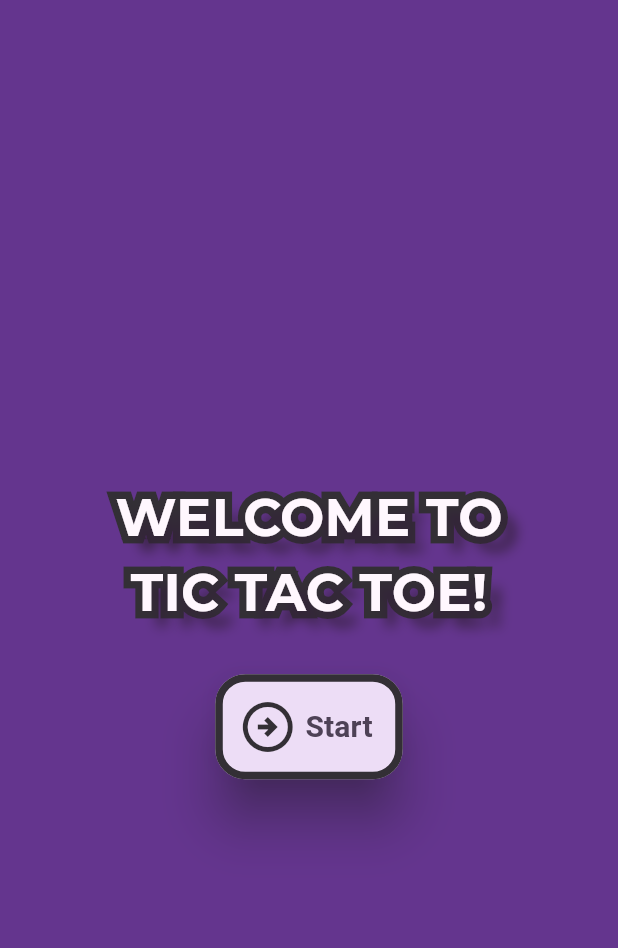
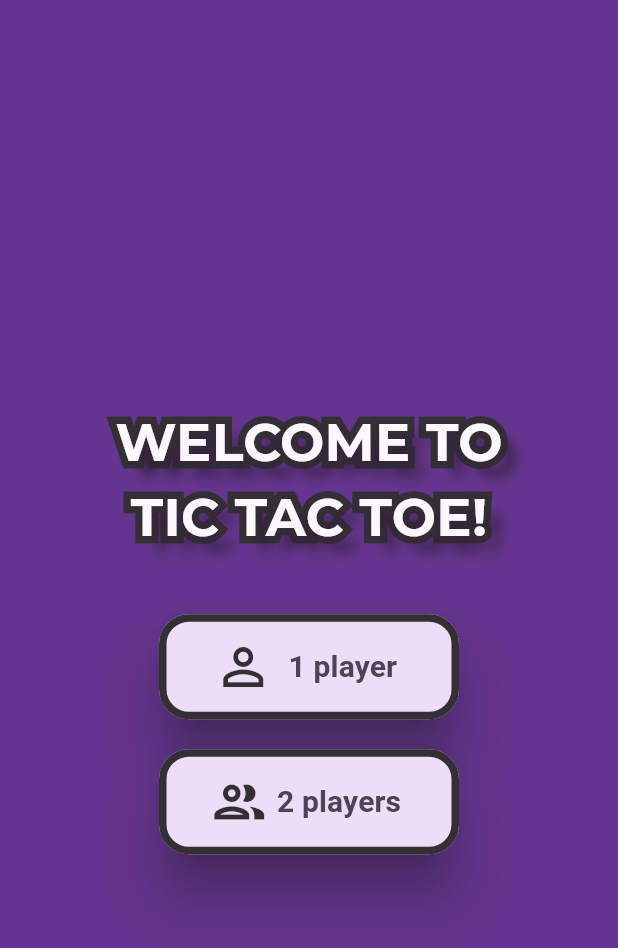
Before and after one commit to abdyevas/Flutter_Tic_Tac_Toe, a Flutter app: the screen it shows after launch, on a phone screen of 412 x 824 dp. Shown: the top 948 px of the screen. Run offline on Flutter 3.47's test engine with Material 2 defaults, Android fonts, the phone set to English and light mode, and no system bars; our stand-ins replace google_fonts.

Commit message:
add buttons to navigate between screens

```diff
--- a/tic_tac_toe/lib/start_screen.dart
+++ b/tic_tac_toe/lib/start_screen.dart
@@ -27,9 +27,11 @@ class StartScreen extends StatelessWidget {
             shadow: BoardCell.shadow,
           ),
           const SizedBox(
-            height: 30,
+            height: 40,
           ),
-          StyledButton(
+          SizedBox(
+            width: 200,
+            child: StyledButton(
               radius: 20.0,
               overlayColor: colorScheme.inversePrimary,
               onPressButton: switchScreen,
@@ -37,12 +39,12 @@ class StartScreen extends StatelessWidget {
                 mainAxisSize: MainAxisSize.min,
                 children: [
                   Icon(
-                  Icons.arrow_circle_right_outlined,
+                    Icons.person_outline,
                     size: 40.0,
                     color: colorScheme.inverseSurface,
                   ),
                   const Text(
-                  ' Start ',
+                    '  1 player ',
                     style: TextStyle(
                       fontSize: 20,
                       fontWeight: FontWeight.bold,
@@ -51,6 +53,35 @@ class StartScreen extends StatelessWidget {
                 ],
               ),
             ),
+          ),
+          const SizedBox(
+            height: 20,
+          ),
+          SizedBox(
+            width: 200,
+            child: StyledButton(
+              radius: 20.0,
+              overlayColor: colorScheme.inversePrimary,
+              onPressButton: switchScreen,
+              child: Row(
+                mainAxisSize: MainAxisSize.min,
+                children: [
+                  Icon(
+                    Icons.group_outlined,
+                    size: 40.0,
+                    color: colorScheme.inverseSurface,
+                  ),
+                  const Text(
+                    ' 2 players ',
+                    style: TextStyle(
+                      fontSize: 20,
+                      fontWeight: FontWeight.bold,
+                    ),
+                  ),
+                ],
+              ),
+            ),
+          ),
         ],
       ),
     );
```
Also changed, not shown: tic_tac_toe/lib/game.dart (+8 -2 lines), tic_tac_toe/lib/my_game_screen.dart (+25 -0 lines). Lines whose indentation alone changed are shown as unchanged.
